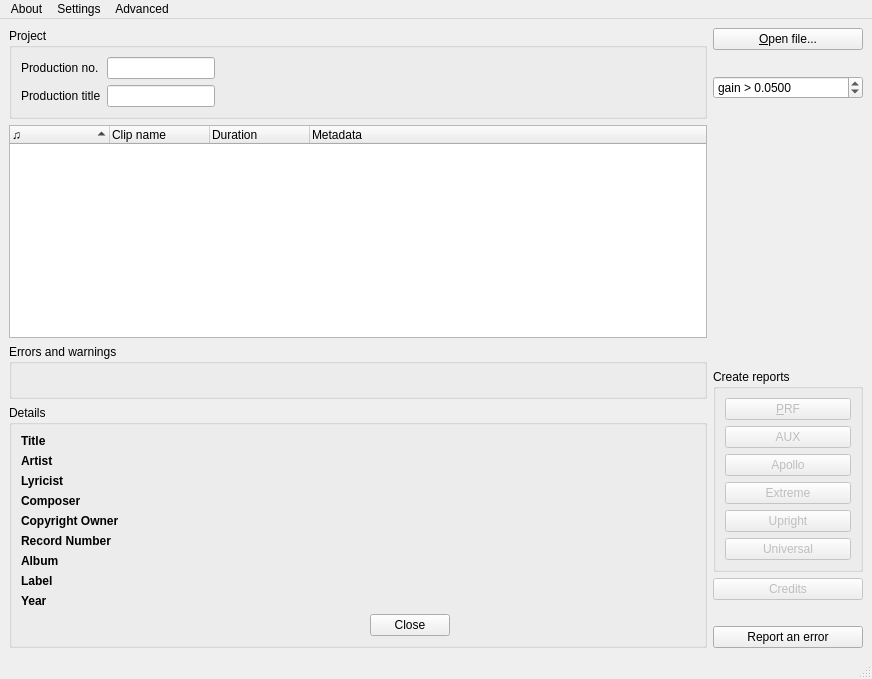
First picture: the form in src/gui/pling-plong-odometer.ui, repository havardgulldahl/pling-plong-odometer, before the edit.
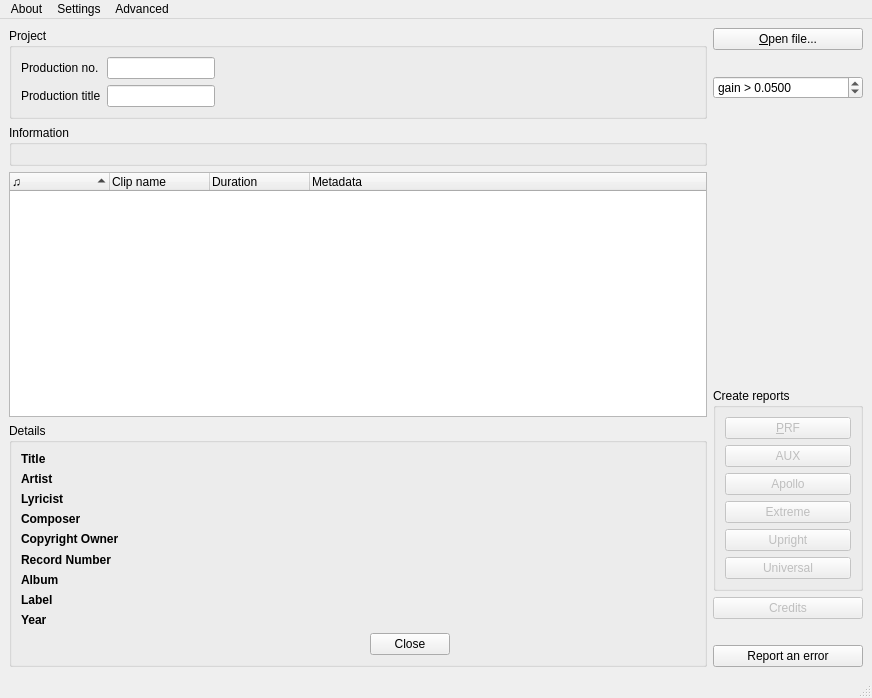
Second picture: the form after the edit. Icons and pictures are not drawn.

What changed in the file:
```diff
--- a/src/gui/pling-plong-odometer.ui
+++ b/src/gui/pling-plong-odometer.ui
@@ -8,7 +8,7 @@
     <x>0</x>
     <y>0</y>
     <width>872</width>
-    <height>679</height>
+    <height>698</height>
    </rect>
   </property>
   <property name="acceptDrops">
@@ -57,6 +57,17 @@
         </layout>
        </widget>
       </item>
+      <item>
+       <widget class="QGroupBox" name="information">
+        <property name="title">
+         <string>Information</string>
+        </property>
+        <property name="flat">
+         <bool>false</bool>
+        </property>
+        <layout class="QGridLayout" name="gridLayout_2"/>
+       </widget>
+      </item>
       <item>
        <widget class="QTreeWidget" name="clips">
         <property name="sizePolicy">
@@ -129,22 +140,6 @@
         </column>
        </widget>
       </item>
-      <item>
-       <widget class="QGroupBox" name="errors">
-        <property name="title">
-         <string>Errors and warnings</string>
-        </property>
-        <layout class="QGridLayout" name="gridLayout_2">
-         <item row="0" column="0">
-          <widget class="QLabel" name="errorText">
-           <property name="text">
-            <string/>
-           </property>
-          </widget>
-         </item>
-        </layout>
-       </widget>
-      </item>
       <item>
        <widget class="QGroupBox" name="detailsBox">
         <property name="sizePolicy">
```
Left out of the diff: 2 changed lines with no effect on the pictures.
